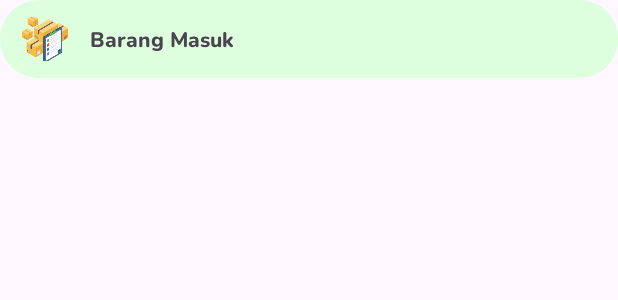
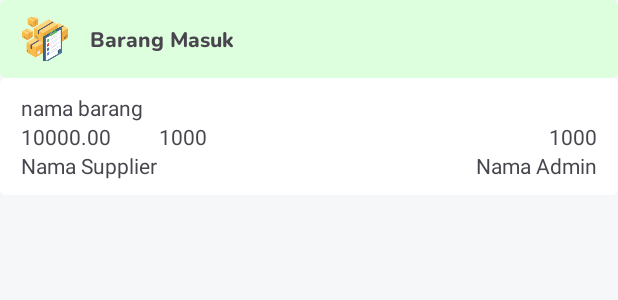
Before and after one commit to hamdaniqhmqd/APK-Monitoring-Gudang, an Android app: the layout item_transaksi.xml on its own in the app's theme, with its tools: preview values and no code run, on a phone screen of 412 x 824 dp. Shown: the top 300 px of the screen. Run offline under Robolectric (Android 15) with nearby library versions, the phone set to English and light mode, and no system bars.

Commit message:
penambahan menu, fragment, dan penyesuaian file dll

```diff
--- a/app/src/main/res/drawable/card_rounded.xml
+++ b/app/src/main/res/drawable/card_rounded.xml
@@ -1,6 +1,6 @@
 <?xml version="1.0" encoding="utf-8"?>
 <shape xmlns:android="http://schemas.android.com/apk/res/android"
     android:shape="rectangle">
-    <corners android:radius="25dp" /> <!-- Radius sudut yang diinginkan -->
+    <corners android:radius="4dp" /> <!-- Radius sudut yang diinginkan -->
     <solid android:color="@color/white" /> <!-- Warna latar belakang -->
 </shape>
--- a/app/src/main/res/layout/item_transaksi.xml
+++ b/app/src/main/res/layout/item_transaksi.xml
@@ -2,6 +2,7 @@
 <androidx.constraintlayout.widget.ConstraintLayout xmlns:android="http://schemas.android.com/apk/res/android"
     xmlns:app="http://schemas.android.com/apk/res-auto"
     xmlns:tools="http://schemas.android.com/tools"
+    android:background="@color/putih_bg"
     android:layout_width="match_parent"
     android:layout_height="match_parent">
 
@@ -40,4 +41,73 @@
 
     </androidx.constraintlayout.widget.ConstraintLayout>
 
+    <androidx.constraintlayout.widget.ConstraintLayout
+        android:id="@+id/footer_card"
+        android:layout_width="match_parent"
+        android:layout_height="wrap_content"
+        android:paddingHorizontal="14dp"
+        android:paddingVertical="10dp"
+        android:backgroundTint="@color/white"
+        android:background="@drawable/card_rounded"
+        app:layout_constraintTop_toBottomOf="@+id/header_card"
+        tools:ignore="MissingConstraints">
+
+        <TextView
+            android:id="@+id/namaBarang"
+            android:layout_width="0dp"
+            android:layout_height="wrap_content"
+            android:textAlignment="textStart"
+            android:text="nama barang"
+            app:layout_constraintEnd_toEndOf="parent"
+            app:layout_constraintStart_toStartOf="parent"
+            app:layout_constraintTop_toTopOf="parent" />
+
+        <TextView
+            android:id="@+id/HargaBarang"
+            android:layout_width="wrap_content"
+            android:layout_height="wrap_content"
+            android:text="10000.00"
+            android:textAlignment="textStart"
+            app:layout_constraintStart_toStartOf="parent"
+            app:layout_constraintTop_toBottomOf="@+id/namaBarang" />
+
+        <TextView
+            android:id="@+id/JumlahBarang"
+            android:layout_width="wrap_content"
+            android:layout_height="wrap_content"
+            android:text="1000"
+            android:textAlignment="textStart"
+            android:layout_marginStart="32dp"
+            app:layout_constraintStart_toEndOf="@+id/HargaBarang"
+            app:layout_constraintTop_toBottomOf="@+id/namaBarang" />
+
+        <TextView
+            android:id="@+id/TotalHargaBarang"
+            android:layout_width="wrap_content"
+            android:layout_height="wrap_content"
+            android:text="1000"
+            android:textAlignment="textStart"
+            app:layout_constraintEnd_toEndOf="parent"
+            app:layout_constraintTop_toBottomOf="@+id/namaBarang" />
+
+        <TextView
+            android:id="@+id/NamaSupplier"
+            android:layout_width="wrap_content"
+            android:layout_height="wrap_content"
+            android:text="Nama Supplier"
+            android:textAlignment="textStart"
+            app:layout_constraintStart_toStartOf="parent"
+            app:layout_constraintTop_toBottomOf="@+id/HargaBarang" />
+
+        <TextView
+            android:id="@+id/NamaAdmin"
+            android:layout_width="wrap_content"
+            android:layout_height="wrap_content"
+            android:text="Nama Admin"
+            android:textAlignment="textStart"
+            app:layout_constraintEnd_toEndOf="parent"
+            app:layout_constraintTop_toBottomOf="@+id/HargaBarang" />
+
+    </androidx.constraintlayout.widget.ConstraintLayout>
+
 </androidx.constraintlayout.widget.ConstraintLayout>
```
